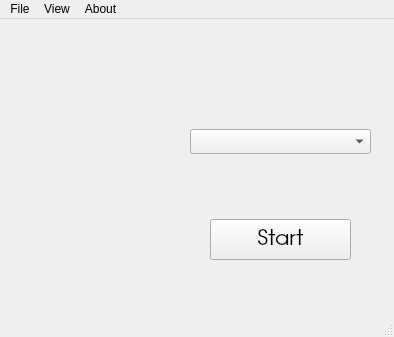
First picture: the form in src/gui/MathMan/mainwindow.ui, repository h7lc0n/MathMan, before the edit.
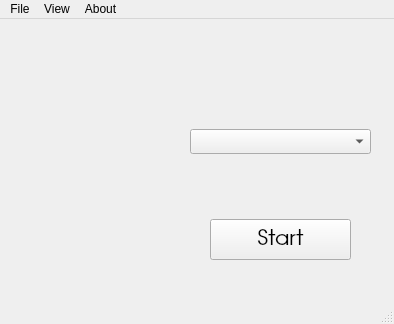
Second picture: the form after the edit. Icons and pictures are not drawn.

```diff
--- a/src/gui/MathMan/mainwindow.ui
+++ b/src/gui/MathMan/mainwindow.ui
@@ -7,7 +7,7 @@
     <x>0</x>
     <y>0</y>
     <width>394</width>
-    <height>337</height>
+    <height>324</height>
    </rect>
   </property>
   <property name="windowTitle">
```
